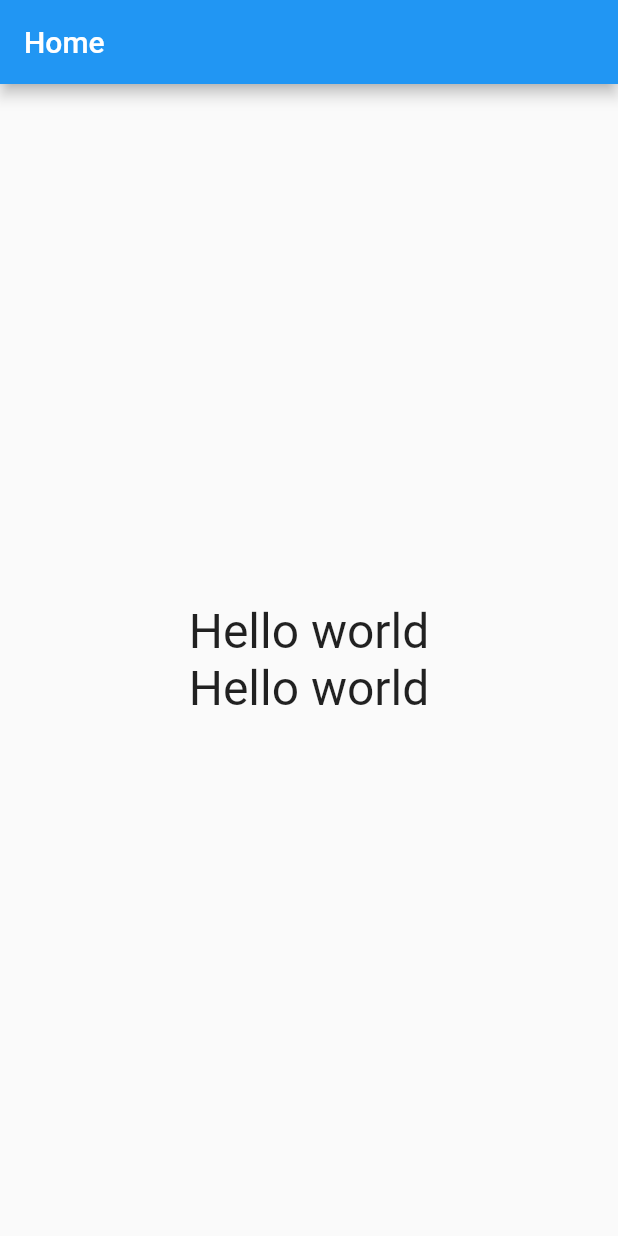
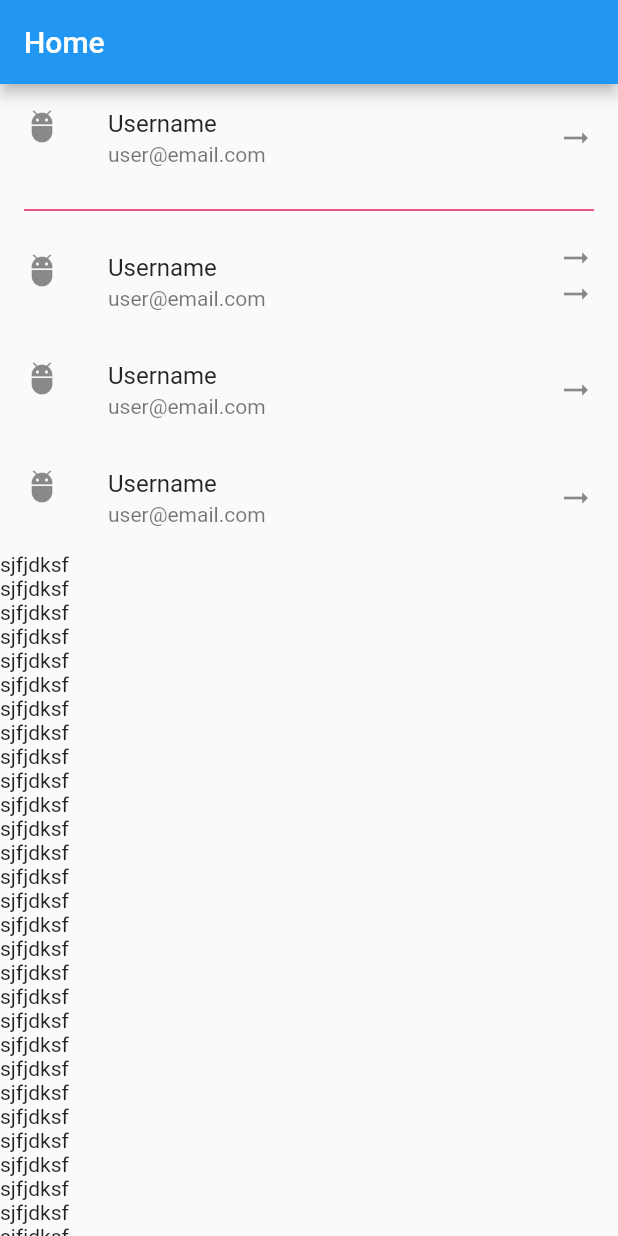
Before and after one commit to RafatMeraz/ostad_flutter_batch_four, a Flutter app: the screen it shows after launch, on a phone screen of 412 x 824 dp. Run offline on Flutter 3.47's test engine with Material 2 defaults, Android fonts, the phone set to English and light mode, and no system bars.

Commit message:
listview with divider, listtile, SingleChildScrollView, Scrollbar widget added

```diff
--- a/live_class_project/lib/main.dart
+++ b/live_class_project/lib/main.dart
@@ -28,33 +28,145 @@ class HomeScreen extends StatelessWidget {
       appBar: AppBar(
         title: Text('Home'),
       ),
-      body: Center(
-        child: Column(
-          mainAxisAlignment: MainAxisAlignment.center,
+      body: Scrollbar(
+        thickness: 20,
+        radius: Radius.circular(10),
+        child: ListView(
           children: [
-            GestureDetector(
+            ListTile(
+              title: Text('Username'),
+              subtitle: Text('user@email.com'),
+              leading: Icon(Icons.adb_rounded),
+              trailing: Icon(Icons.arrow_right_alt),
               onTap: () {
-                print('tapped on hello world');
+                print('list tile pressed');
               },
-              onLongPress: () {},
-              onDoubleTap: () {},
-              child: Text(
-                'Hello world',
-                style: TextStyle(fontSize: 32),
+            ),
+            Divider(
+              height: 24,
+              thickness: 1,
+              color: Colors.pink,
+              endIndent: 16,
+              indent: 16,
+            ),
+            ListTile(
+              title: Text('Username'),
+              subtitle: Text('user@email.com'),
+              leading: Icon(Icons.adb_rounded),
+              trailing: Column(
+                children: [
+                  Icon(Icons.arrow_right_alt),
+                  Icon(Icons.arrow_right_alt),
+                ],
               ),
+              onTap: () {
+                print('list tile pressed');
+              },
             ),
-            InkWell(
+            ListTile(
+              title: Text('Username'),
+              subtitle: Text('user@email.com'),
+              leading: Icon(Icons.adb_rounded),
+              trailing: Icon(Icons.arrow_right_alt),
               onTap: () {
-                print('tapped on hello world');
+                print('list tile pressed');
               },
-              borderRadius: BorderRadius.circular(16),
-              onLongPress: () {},
-              onDoubleTap: () {},
-              child: Text(
-                'Hello world',
-                style: TextStyle(fontSize: 32),
-              ),
             ),
+            ListTile(
+              title: Text('Username'),
+              subtitle: Text('user@email.com'),
+              leading: Icon(Icons.adb_rounded),
+              trailing: Icon(Icons.arrow_right_alt),
+              onTap: () {
+                print('list tile pressed');
+              },
+            ),
+            Text('sjfjdksf'),
+            Text('sjfjdksf'),
+            Text('sjfjdksf'),
+            Text('sjfjdksf'),
+            Text('sjfjdksf'),
+            Text('sjfjdksf'),
+            Text('sjfjdksf'),
+            Text('sjfjdksf'),
+            Text('sjfjdksf'),
+            Text('sjfjdksf'),
+            Text('sjfjdksf'),
+            Text('sjfjdksf'),
+            Text('sjfjdksf'),
+            Text('sjfjdksf'),
+            Text('sjfjdksf'),
+            Text('sjfjdksf'),
+            Text('sjfjdksf'),
+            Text('sjfjdksf'),
+            Text('sjfjdksf'),
+            Text('sjfjdksf'),
+            Text('sjfjdksf'),
+            Text('sjfjdksf'),
+            Text('sjfjdksf'),
+            Text('sjfjdksf'),
+            Text('sjfjdksf'),
+            Text('sjfjdksf'),
+            Text('sjfjdksf'),
+            Text('sjfjdksf'),
+            Text('sjfjdksf'),
+            Text('sjfjdksf'),
+            Text('sjfjdksf'),
+            Text('sjfjdksf'),
+            Text('sjfjdksf'),
+            Text('sjfjdksf'),
+            Text('sjfjdksf'),
+            Text('sjfjdksf'),
+            Text('sjfjdksf'),
+            Text('sjfjdksf'),
+            Text('sjfjdksf'),
+            Text('sjfjdksf'),
+            Text('sjfjdksf'),
+            Text('sjfjdksf'),
+            Text('sjfjdksf'),
+            Text('sjfjdksf'),
+            Text('sjfjdksf'),
+            Text('sjfjdksf'),
+            Text('sjfjdksf'),
+            Text('sjfjdksf'),
+            Text('sjfjdksf'),
+            Text('sjfjdksf'),
+            Text('sjfjdksf'),
+            Text('sjfjdksf'),
+            Text('sjfjdksf'),
+            Text('sjfjdksf'),
+            Text('sjfjdksf'),
+            Text('sjfjdksf'),
+            Text('sjfjdksf'),
+            Text('sjfjdksf'),
+            Text('sjfjdksf'),
+            Text('sjfjdksf'),
+            Text('sjfjdksf'),
+            Text('sjfjdksf'),
+            Text('sjfjdksf'),
+            Text('sjfjdksf'),
+            Text('sjfjdksf'),
+            Text('sjfjdksf'),
+            Text('sjfjdksf'),
+            Text('sjfjdksf'),
+            Text('sjfjdksf'),
+            Text('sjfjdksf'),
+            Text('sjfjdksf'),
+            Text('sjfjdksf'),
+            Text('sjfjdksf'),
+            Text('sjfjdksf'),
+            Text('sjfjdksf'),
+            Text('sjfjdksf'),
+            Text('sjfjdksf'),
+            Text('sjfjdksf'),
+            Text('sjfjdksf'),
+            Text('sjfjdksf'),
+            Text('sjfjdksf'),
+            Text('sjfjdksf'),
+            Text('sjfjdksf'),
+            Text('sjfjdksf'),
+            Text('sjfjdksf'),
+            Text('sjfjdksf'),
           ],
         ),
       ),
```
